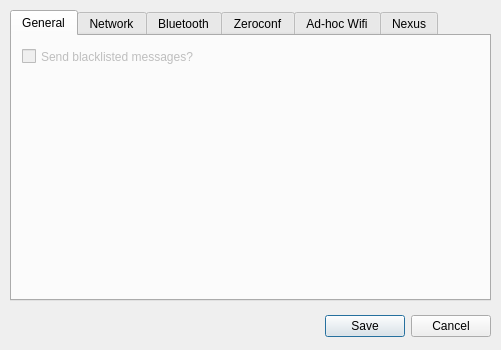
Qt form FluidNexus/ui/FluidNexusPreferences.ui (zeitkunst/FluidNexus) before a commit.
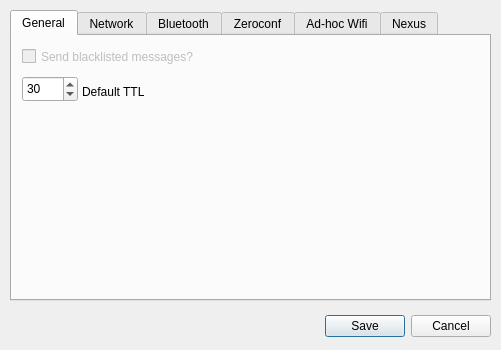
The same form after that commit. The open tabs and pages were chosen to show the change. Icons and pictures are not drawn.

Commit message: -- interface for saving the state of public/default ttl done

Diff of the .ui file:
```diff
--- a/FluidNexus/ui/FluidNexusPreferences.ui
+++ b/FluidNexus/ui/FluidNexusPreferences.ui
@@ -68,6 +68,38 @@
       <string>Send blacklisted messages?</string>
      </property>
     </widget>
+    <widget class="QSpinBox" name="ttlSpinBox">
+     <property name="geometry">
+      <rect>
+       <x>10</x>
+       <y>40</y>
+       <width>56</width>
+       <height>26</height>
+      </rect>
+     </property>
+     <property name="toolTip">
+      <string>Default Time to Live (TTL), or the maximum number of &quot;hops&quot; allowed for a public message to attempt to be posted to the Nexus.</string>
+     </property>
+     <property name="value">
+      <number>30</number>
+     </property>
+    </widget>
+    <widget class="QLabel" name="ttlLabel">
+     <property name="geometry">
+      <rect>
+       <x>70</x>
+       <y>40</y>
+       <width>81</width>
+       <height>31</height>
+      </rect>
+     </property>
+     <property name="text">
+      <string>Default TTL</string>
+     </property>
+     <property name="alignment">
+      <set>Qt::AlignLeading|Qt::AlignLeft|Qt::AlignVCenter</set>
+     </property>
+    </widget>
    </widget>
    <widget class="QWidget" name="networkTab">
     <attribute name="title">
```
Left out of the diff: 31 changed lines with no effect on the pictures. The commit also changes 11 other files.
